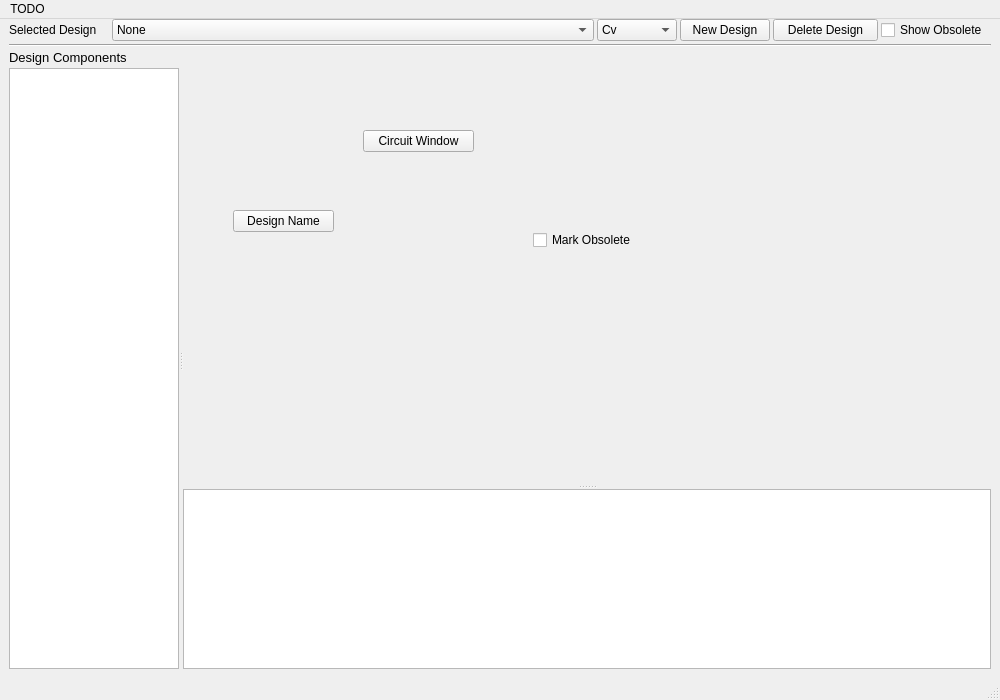
This is python/spacecraftdesigner.ui in QuakeIV/pax-interitus as Qt 5 draws it before an edit. The edited form follows.
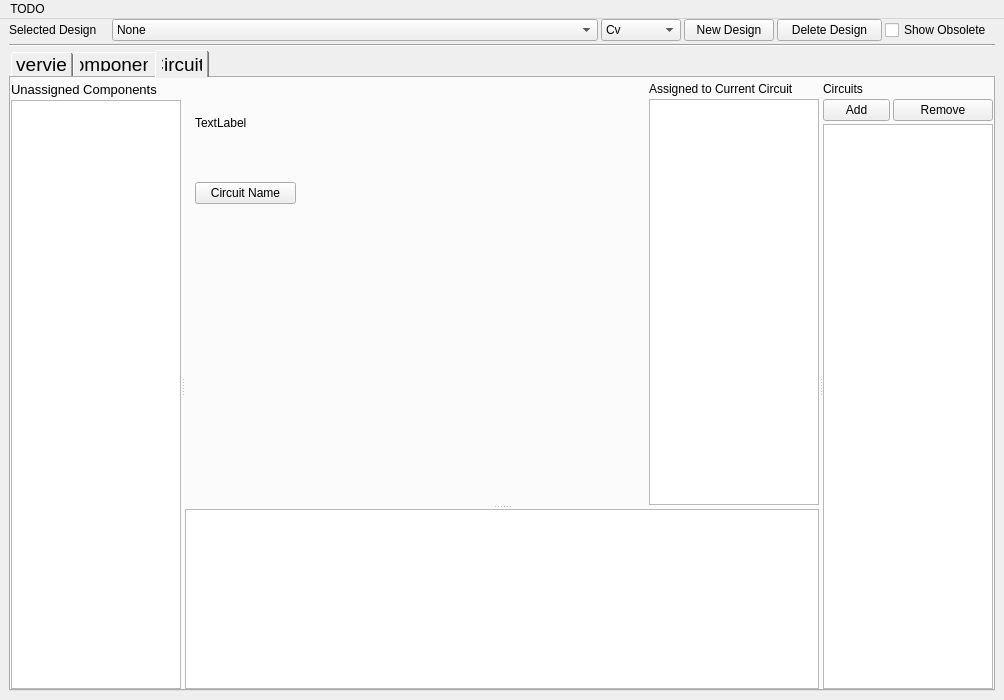
This is the edited form. The open tabs and pages were chosen to show the change.

What changed in the file:
```diff
--- a/python/spacecraftdesigner.ui
+++ b/python/spacecraftdesigner.ui
@@ -19,6 +19,14 @@
   <property name="windowTitle">
    <string>Spacecraft Designer</string>
   </property>
+  <property name="styleSheet">
+   <string notr="true">
+QTabBar::tab {
+/*  min-width: 8ex;*/
+  font-size:14pt;
+  padding: 7px;
+}</string>
+  </property>
   <widget class="QWidget" name="widget_0">
    <property name="sizePolicy">
     <sizepolicy hsizetype="Expanding" vsizetype="Expanding">
@@ -213,22 +221,29 @@
      </widget>
     </item>
     <item>
-     <widget class="QWidget" name="widget_2" native="true">
-      <property name="sizePolicy">
-       <sizepolicy hsizetype="Expanding" vsizetype="Expanding">
-        <horstretch>0</horstretch>
-        <verstretch>0</verstretch>
-       </sizepolicy>
+     <widget class="QTabWidget" name="tabWidget">
+      <property name="minimumSize">
+       <size>
+        <width>0</width>
+        <height>100</height>
+       </size>
       </property>
+      <property name="currentIndex">
+       <number>0</number>
+      </property>
+      <widget class="QWidget" name="componentstab">
+       <attribute name="title">
+        <string>Overview</string>
+       </attribute>
       <layout class="QHBoxLayout" name="horizontalLayout">
        <property name="spacing">
-        <number>3</number>
+         <number>0</number>
        </property>
        <property name="leftMargin">
         <number>0</number>
        </property>
        <property name="topMargin">
-        <number>0</number>
+         <number>4</number>
        </property>
        <property name="rightMargin">
         <number>0</number>
@@ -389,7 +404,7 @@
               <property name="minimumSize">
                <size>
                 <width>0</width>
-                <height>400</height>
+                 <height>392</height>
                </size>
               </property>
               <widget class="QPushButton" name="designname">
@@ -405,19 +420,6 @@
                 <string>Design Name</string>
                </property>
               </widget>
-              <widget class="QPushButton" name="circuitwindow">
-               <property name="geometry">
-                <rect>
-                 <x>180</x>
-                 <y>80</y>
-                 <width>111</width>
-                 <height>22</height>
-                </rect>
-               </property>
-               <property name="text">
-                <string>Circuit Window</string>
-               </property>
-              </widget>
               <widget class="QCheckBox" name="markobsolete">
                <property name="geometry">
                 <rect>
@@ -477,6 +479,457 @@
        </item>
       </layout>
      </widget>
+      <widget class="QWidget" name="tab">
+       <attribute name="title">
+        <string>Components</string>
+       </attribute>
+       <widget class="QLabel" name="label_4">
+        <property name="geometry">
+         <rect>
+          <x>170</x>
+          <y>140</y>
+          <width>57</width>
+          <height>14</height>
+         </rect>
+        </property>
+        <property name="text">
+         <string>TODO</string>
+        </property>
+       </widget>
+      </widget>
+      <widget class="QWidget" name="circuitstab">
+       <attribute name="title">
+        <string>Circuits</string>
+       </attribute>
+       <layout class="QHBoxLayout" name="horizontalLayout_5">
+        <property name="spacing">
+         <number>0</number>
+        </property>
+        <property name="leftMargin">
+         <number>0</number>
+        </property>
+        <property name="topMargin">
+         <number>4</number>
+        </property>
+        <property name="rightMargin">
+         <number>0</number>
+        </property>
+        <property name="bottomMargin">
+         <number>0</number>
+        </property>
+        <item>
+         <widget class="QSplitter" name="topsplitter">
+          <property name="sizePolicy">
+           <sizepolicy hsizetype="MinimumExpanding" vsizetype="MinimumExpanding">
+            <horstretch>0</horstretch>
+            <verstretch>0</verstretch>
+           </sizepolicy>
+          </property>
+          <property name="orientation">
+           <enum>Qt::Horizontal</enum>
+          </property>
+          <property name="childrenCollapsible">
+           <bool>false</bool>
+          </property>
+          <widget class="QWidget" name="unassignedcomponentbox" native="true">
+           <property name="sizePolicy">
+            <sizepolicy hsizetype="MinimumExpanding" vsizetype="MinimumExpanding">
+             <horstretch>1</horstretch>
+             <verstretch>0</verstretch>
+            </sizepolicy>
+           </property>
+           <property name="minimumSize">
+            <size>
+             <width>170</width>
+             <height>0</height>
+            </size>
+           </property>
+           <property name="maximumSize">
+            <size>
+             <width>500</width>
+             <height>16777215</height>
+            </size>
+           </property>
+           <property name="baseSize">
+            <size>
+             <width>0</width>
+             <height>0</height>
+            </size>
+           </property>
+           <property name="styleSheet">
+            <string notr="true"/>
+           </property>
+           <layout class="QVBoxLayout" name="verticalLayout">
+            <property name="spacing">
+             <number>3</number>
+            </property>
+            <property name="leftMargin">
+             <number>0</number>
+            </property>
+            <property name="topMargin">
+             <number>0</number>
+            </property>
+            <property name="rightMargin">
+             <number>0</number>
+            </property>
+            <property name="bottomMargin">
+             <number>0</number>
+            </property>
+            <item>
+             <widget class="QLabel" name="label">
+              <property name="sizePolicy">
+               <sizepolicy hsizetype="MinimumExpanding" vsizetype="Fixed">
+                <horstretch>0</horstretch>
+                <verstretch>0</verstretch>
+               </sizepolicy>
+              </property>
+              <property name="font">
+               <font>
+                <pointsize>10</pointsize>
+               </font>
+              </property>
+              <property name="text">
+               <string>Unassigned Components</string>
+              </property>
+             </widget>
+            </item>
+            <item>
+             <widget class="QListWidget" name="unassignedcomponentlist">
+              <property name="sizePolicy">
+               <sizepolicy hsizetype="Expanding" vsizetype="Minimum">
+                <horstretch>0</horstretch>
+                <verstretch>0</verstretch>
+               </sizepolicy>
+              </property>
+              <property name="minimumSize">
+               <size>
+                <width>0</width>
+                <height>0</height>
+               </size>
+              </property>
+              <property name="baseSize">
+               <size>
+                <width>0</width>
+                <height>0</height>
+               </size>
+              </property>
+             </widget>
+            </item>
+           </layout>
+          </widget>
+          <widget class="QWidget" name="selectedcircuit0" native="true">
+           <property name="sizePolicy">
+            <sizepolicy hsizetype="MinimumExpanding" vsizetype="MinimumExpanding">
+             <horstretch>5</horstretch>
+             <verstretch>0</verstretch>
+            </sizepolicy>
+           </property>
+           <layout class="QVBoxLayout" name="verticalLayout_3">
+            <property name="spacing">
+             <number>3</number>
+            </property>
+            <property name="leftMargin">
+             <number>0</number>
+            </property>
+            <property name="topMargin">
+             <number>0</number>
+            </property>
+            <property name="rightMargin">
+             <number>0</number>
+            </property>
+            <property name="bottomMargin">
+             <number>0</number>
+            </property>
+            <item>
+             <widget class="QSplitter" name="selectedcircuitsplitter">
+              <property name="sizePolicy">
+               <sizepolicy hsizetype="MinimumExpanding" vsizetype="MinimumExpanding">
+                <horstretch>0</horstretch>
+                <verstretch>0</verstretch>
+               </sizepolicy>
+              </property>
+              <property name="orientation">
+               <enum>Qt::Vertical</enum>
+              </property>
+              <property name="childrenCollapsible">
+               <bool>false</bool>
+              </property>
+              <widget class="QWidget" name="selectedcircuit1" native="true">
+               <property name="sizePolicy">
+                <sizepolicy hsizetype="Expanding" vsizetype="MinimumExpanding">
+                 <horstretch>0</horstretch>
+                 <verstretch>5</verstretch>
+                </sizepolicy>
+               </property>
+               <property name="minimumSize">
+                <size>
+                 <width>0</width>
+                 <height>0</height>
+                </size>
+               </property>
+               <layout class="QHBoxLayout" name="horizontalLayout_3">
+                <property name="spacing">
+                 <number>3</number>
+                </property>
+                <property name="leftMargin">
+                 <number>0</number>
+                </property>
+                <property name="topMargin">
+                 <number>0</number>
+                </property>
+                <property name="rightMargin">
+                 <number>0</number>
+                </property>
+                <property name="bottomMargin">
+                 <number>0</number>
+                </property>
+                <item>
+                 <widget class="QWidget" name="selectedcircuit2" native="true">
+                  <property name="sizePolicy">
+                   <sizepolicy hsizetype="Expanding" vsizetype="Expanding">
+                    <horstretch>3</horstretch>
+                    <verstretch>0</verstretch>
+                   </sizepolicy>
+                  </property>
+                  <widget class="QLabel" name="circuitnamelabel">
+                   <property name="geometry">
+                    <rect>
+                     <x>10</x>
+                     <y>30</y>
+                     <width>181</width>
+                     <height>21</height>
+                    </rect>
+                   </property>
+                   <property name="text">
+                    <string>TextLabel</string>
+                   </property>
+                  </widget>
+                  <widget class="QPushButton" name="circuitname">
+                   <property name="geometry">
+                    <rect>
+                     <x>10</x>
+                     <y>100</y>
+                     <width>101</width>
+                     <height>22</height>
+                    </rect>
+                   </property>
+                   <property name="text">
+                    <string>Circuit Name</string>
+                   </property>
+                  </widget>
+                 </widget>
+                </item>
+                <item>
+                 <widget class="QWidget" name="assignedcomponentbox" native="true">
+                  <property name="sizePolicy">
+                   <sizepolicy hsizetype="MinimumExpanding" vsizetype="Expanding">
+                    <horstretch>1</horstretch>
+                    <verstretch>0</verstretch>
+                   </sizepolicy>
+                  </property>
+                  <property name="minimumSize">
+                   <size>
+                    <width>170</width>
+                    <height>0</height>
+                   </size>
+                  </property>
+                  <layout class="QVBoxLayout" name="verticalLayout_4">
+                   <property name="spacing">
+                    <number>3</number>
+                   </property>
+                   <property name="leftMargin">
+                    <number>0</number>
+                   </property>
+                   <property name="topMargin">
+                    <number>0</number>
+                   </property>
+                   <property name="rightMargin">
+                    <number>0</number>
+                   </property>
+                   <property name="bottomMargin">
+                    <number>0</number>
+                   </property>
+                   <item>
+                    <widget class="QLabel" name="label_2">
+                     <property name="sizePolicy">
+                      <sizepolicy hsizetype="Expanding" vsizetype="Minimum">
+                       <horstretch>0</horstretch>
+                       <verstretch>0</verstretch>
+                      </sizepolicy>
+                     </property>
+                     <property name="text">
+                      <string>Assigned to Current Circuit</string>
+                     </property>
+                    </widget>
+                   </item>
+                   <item>
+                    <widget class="QListWidget" name="assignedcomponentlist_2">
+                     <property name="sizePolicy">
+                      <sizepolicy hsizetype="Expanding" vsizetype="Expanding">
+                       <horstretch>0</horstretch>
+                       <verstretch>0</verstretch>
+                      </sizepolicy>
+                     </property>
+                    </widget>
+                   </item>
+                  </layout>
+                 </widget>
+                </item>
+               </layout>
+              </widget>
+              <widget class="QTextEdit" name="circuittext">
+               <property name="sizePolicy">
+                <sizepolicy hsizetype="MinimumExpanding" vsizetype="MinimumExpanding">
+                 <horstretch>0</horstretch>
+                 <verstretch>1</verstretch>
+                </sizepolicy>
+               </property>
+               <property name="minimumSize">
+                <size>
+                 <width>0</width>
+                 <height>180</height>
+                </size>
+               </property>
+               <property name="font">
+                <font>
+                 <family>FreeMono</family>
+                 <pointsize>12</pointsize>
+                 <bold>false</bold>
+                 <kerning>false</kerning>
+                </font>
+               </property>
+               <property name="readOnly">
+                <bool>true</bool>
+               </property>
+              </widget>
+             </widget>
+            </item>
+           </layout>
+          </widget>
+          <widget class="QWidget" name="circuitselectwidget" native="true">
+           <property name="sizePolicy">
+            <sizepolicy hsizetype="MinimumExpanding" vsizetype="MinimumExpanding">
+             <horstretch>1</horstretch>
+             <verstretch>0</verstretch>
+            </sizepolicy>
+           </property>
+           <property name="minimumSize">
+            <size>
+             <width>170</width>
+             <height>0</height>
+            </size>
+           </property>
+           <layout class="QVBoxLayout" name="verticalLayout_5">
+            <property name="spacing">
+             <number>3</number>
+            </property>
+            <property name="leftMargin">
+             <number>0</number>
+            </property>
+            <property name="topMargin">
+             <number>0</number>
+            </property>
+            <property name="rightMargin">
+             <number>0</number>
+            </property>
+            <property name="bottomMargin">
+             <number>0</number>
+            </property>
+            <item>
+             <widget class="QLabel" name="label_3">
+              <property name="sizePolicy">
+               <sizepolicy hsizetype="MinimumExpanding" vsizetype="Minimum">
+                <horstretch>0</horstretch>
+                <verstretch>0</verstretch>
+               </sizepolicy>
+              </property>
+              <property name="text">
+               <string>Circuits</string>
+              </property>
+             </widget>
+            </item>
+            <item>
+             <widget class="QWidget" name="circuitaddremovewidget" native="true">
+              <property name="sizePolicy">
+               <sizepolicy hsizetype="MinimumExpanding" vsizetype="Minimum">
+                <horstretch>0</horstretch>
+                <verstretch>0</verstretch>
+               </sizepolicy>
+              </property>
+              <layout class="QHBoxLayout" name="horizontalLayout_4">
+               <property name="spacing">
+                <number>3</number>
+               </property>
+               <property name="leftMargin">
+                <number>0</number>
+               </property>
+               <property name="topMargin">
+                <number>0</number>
+               </property>
+               <property name="rightMargin">
+                <number>0</number>
+               </property>
+               <property name="bottomMargin">
+                <number>0</number>
+               </property>
+               <item>
+                <widget class="QPushButton" name="circuitadd">
+                 <property name="sizePolicy">
+                  <sizepolicy hsizetype="MinimumExpanding" vsizetype="Fixed">
+                   <horstretch>2</horstretch>
+                   <verstretch>0</verstretch>
+                  </sizepolicy>
+                 </property>
+                 <property name="minimumSize">
+                  <size>
+                   <width>40</width>
+                   <height>22</height>
+                  </size>
+                 </property>
+                 <property name="text">
+                  <string>Add</string>
+                 </property>
+                </widget>
+               </item>
+               <item>
+                <widget class="QPushButton" name="circuitremove">
+                 <property name="sizePolicy">
+                  <sizepolicy hsizetype="MinimumExpanding" vsizetype="Fixed">
+                   <horstretch>3</horstretch>
+                   <verstretch>0</verstretch>
+                  </sizepolicy>
+                 </property>
+                 <property name="minimumSize">
+                  <size>
+                   <width>70</width>
+                   <height>22</height>
+                  </size>
+                 </property>
+                 <property name="text">
+                  <string>Remove</string>
+                 </property>
+                </widget>
+               </item>
+              </layout>
+             </widget>
+            </item>
+            <item>
+             <widget class="QListWidget" name="listWidget">
+              <property name="sizePolicy">
+               <sizepolicy hsizetype="MinimumExpanding" vsizetype="MinimumExpanding">
+                <horstretch>0</horstretch>
+                <verstretch>0</verstretch>
+               </sizepolicy>
+              </property>
+             </widget>
+            </item>
+           </layout>
+          </widget>
+         </widget>
+        </item>
+       </layout>
+      </widget>
+     </widget>
     </item>
    </layout>
   </widget>
@@ -497,7 +950,6 @@
    </widget>
    <addaction name="menutodo"/>
   </widget>
-  <widget class="QStatusBar" name="statusbar"/>
   <action name="actiontodo1">
    <property name="text">
     <string>TODO</string>
```
Lines whose indentation alone changed are shown as unchanged.
